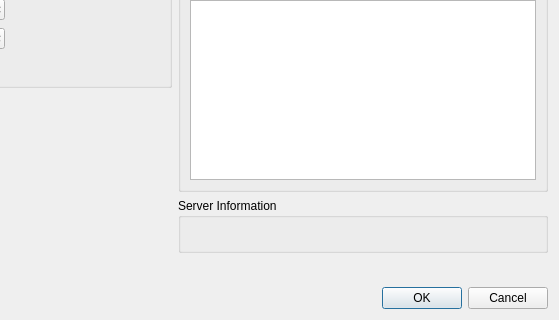
Qt form Client/qtTeamTalk/serverproperties.ui (BearWare/TeamTalk5) before a commit; both pictures show x 192 to 751 and y 354 to 674 of the 751 by 674 pixel window.
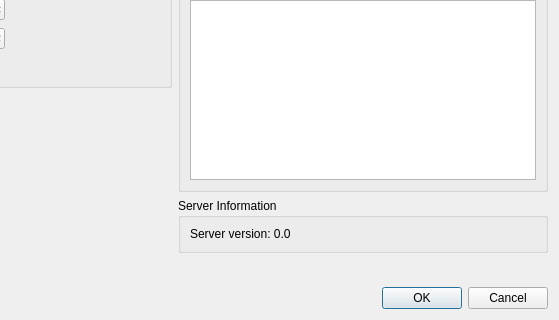
The same form after that commit. Custom widgets are drawn as their Qt base class.

Commit message: Put default text in blank 'Server version' label

What changed in the file:
```diff
--- a/Client/qtTeamTalk/serverproperties.ui
+++ b/Client/qtTeamTalk/serverproperties.ui
@@ -494,12 +494,12 @@
         </property>
         <item row="0" column="0">
          <widget class="QLabel" name="serverversionLabel">
-          <property name="text">
-           <string/>
-          </property>
           <property name="focusPolicy">
            <enum>Qt::StrongFocus</enum>
           </property>
+          <property name="text">
+           <string>Server version: 0.0</string>
+          </property>
          </widget>
         </item>
        </layout>
```
Left out of the diff: 12 changed lines with no effect on the pictures.
